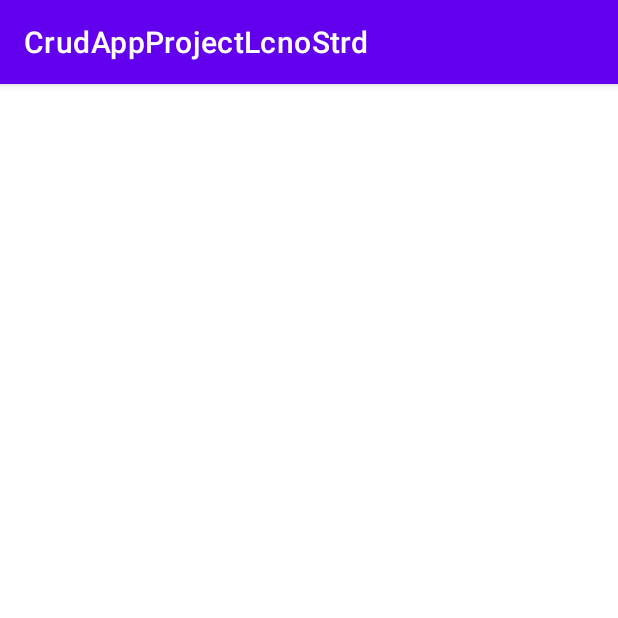
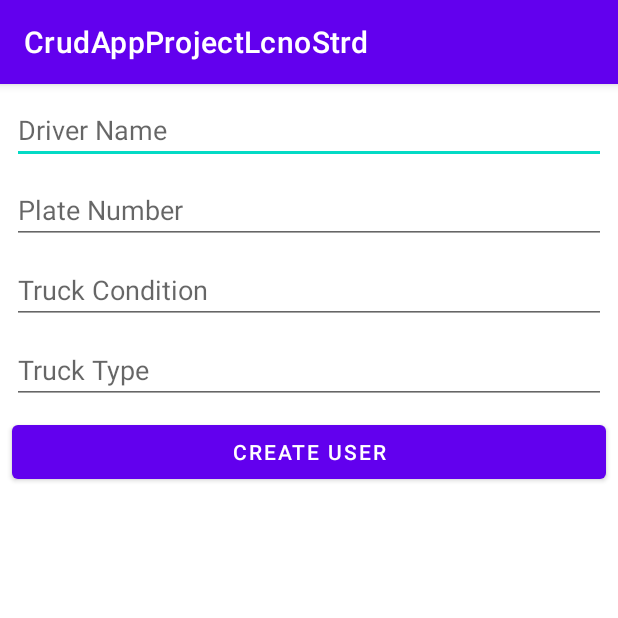
Before and after one commit to jhonpaul123456/TruckDriverApp, an Android app: the CreateUserActivity screen opened directly, with no data from a screen before it, on a phone screen of 412 x 824 dp, the top half of it. Run offline under Robolectric (Android 15) with nearby library versions, the phone set to English and light mode, and no system bars; our stand-ins replace data binding.

Commit message:
Create operation complete

```diff
--- a/app/src/main/res/layout/activity_create_user.xml
+++ b/app/src/main/res/layout/activity_create_user.xml
@@ -1,9 +1,62 @@
 <?xml version="1.0" encoding="utf-8"?>
-<androidx.constraintlayout.widget.ConstraintLayout xmlns:android="http://schemas.android.com/apk/res/android"
+<layout xmlns:android="http://schemas.android.com/apk/res/android"
     xmlns:app="http://schemas.android.com/apk/res-auto"
-    xmlns:tools="http://schemas.android.com/tools"
-    android:layout_width="match_parent"
-    android:layout_height="match_parent"
-    tools:context=".activities.CreateUserActivity">
+    xmlns:tools="http://schemas.android.com/tools">
 
-</androidx.constraintlayout.widget.ConstraintLayout>
+    <data>
+
+    </data>
+
+    <LinearLayout
+        android:layout_width="match_parent"
+        android:layout_height="match_parent"
+        android:orientation="vertical"
+        tools:context=".activities.CreateUserActivity">
+
+        <EditText
+            android:id="@+id/driver_name"
+            android:layout_width="match_parent"
+            android:layout_height="wrap_content"
+            android:layout_marginLeft="8dp"
+            android:layout_marginTop="8dp"
+            android:layout_marginRight="8dp"
+            android:hint="@string/driver_name" />
+
+        <EditText
+            android:id="@+id/plate_number"
+            android:layout_width="match_parent"
+            android:layout_height="wrap_content"
+            android:layout_marginLeft="8dp"
+            android:layout_marginTop="8dp"
+            android:layout_marginRight="8dp"
+            android:hint="@string/plate_number" />
+
+        <EditText
+            android:id="@+id/truck_condition"
+            android:layout_width="match_parent"
+            android:layout_height="wrap_content"
+            android:layout_marginLeft="8dp"
+            android:layout_marginTop="8dp"
+            android:layout_marginRight="8dp"
+            android:hint="@string/truck_condition" />
+
+        <EditText
+            android:id="@+id/truck_type"
+            android:layout_width="match_parent"
+            android:layout_height="wrap_content"
+            android:layout_marginLeft="8dp"
+            android:layout_marginTop="8dp"
+            android:layout_marginRight="8dp"
+            android:hint="@string/truck_type" />
+
+        <Button
+            android:id="@+id/createUserBtn"
+            android:layout_width="match_parent"
+            android:layout_height="wrap_content"
+            android:layout_marginLeft="8dp"
+            android:layout_marginTop="8dp"
+            android:layout_marginRight="8dp"
+            android:text="@string/create" />
+
+    </LinearLayout>
+</layout>
--- a/app/src/main/res/values/strings.xml
+++ b/app/src/main/res/values/strings.xml
@@ -2,4 +2,13 @@
     <string name="app_name">CrudAppProjectLcnoStrd</string>
     <string name="create">Create User</string>
     <string name="fetch_users">Fetch Users</string>
+    <string name="driver_name">Driver Name</string>
+    <string name="plate_number">Plate Number</string>
+    <string name="truck_condition">Truck Condition</string>
+    <string name="truck_type">Truck Type</string>
+    <string name="please_enter_driver_name">Please enter driver name</string>
+    <string name="please_enter_plate_number">Please Enter Plate Number</string>
+    <string name="please_enter_truck_condition">Please Enter truck condition</string>
+    <string name="please_enter_truck_type">Please enter truck type</string>
+    <string name="please_wait">Please Wait…</string>
 </resources>
```
Also changed, not shown: app/src/main/java/com/firstapp/crudappprojectlcnostrd/activities/CreateUserActivity.java (+61 -14 lines), app/src/main/java/com/firstapp/crudappprojectlcnostrd/model/User.java (+52 -0 lines), app/src/main/java/com/firstapp/crudappprojectlcnostrd/parents/BigPapaActivity.java (+14 -0 lines).
